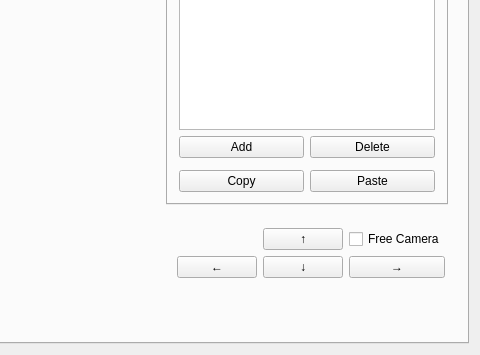
Plaristote/fallout-equestria, file code/editor/ui/mainwindow.ui: the form before one commit; both pictures show x 363 to 843 and y 272 to 627 of the 843 by 627 pixel window.
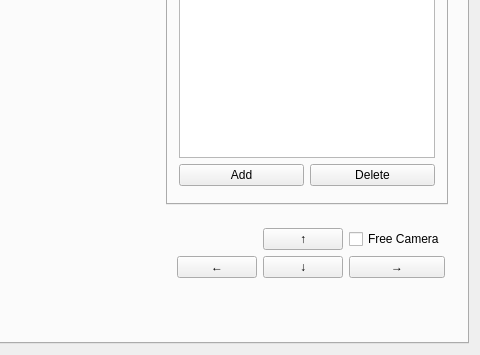
The form after the commit. The open tabs and pages were chosen to show the change. Custom widgets are drawn as their Qt base class.

Commit message: + Improved Copy/Paste feature in Level Designer

```diff
--- a/code/editor/ui/mainwindow.ui
+++ b/code/editor/ui/mainwindow.ui
@@ -7,7 +7,7 @@
     <x>0</x>
     <y>0</y>
     <width>843</width>
-    <height>594</height>
+    <height>600</height>
    </rect>
   </property>
   <property name="windowTitle">
@@ -148,13 +148,6 @@
                  </property>
                 </widget>
                </item>
-               <item row="4" column="0">
-                <widget class="QPushButton" name="copy">
-                 <property name="text">
-                  <string>Copy</string>
-                 </property>
-                </widget>
-               </item>
                <item row="1" column="1">
                 <widget class="QPushButton" name="objectDeleteButton">
                  <property name="text">
@@ -162,6 +155,9 @@
                  </property>
                 </widget>
                </item>
+               <item row="3" column="0" colspan="2">
+                <widget class="WorldObjectWidget" name="worldObjectWidget" native="true"/>
+               </item>
                <item row="0" column="0" colspan="2">
                 <widget class="MapTreeWidget" name="treeWidget">
                  <property name="dragEnabled">
@@ -186,16 +182,6 @@
                  </column>
                 </widget>
                </item>
-               <item row="4" column="1">
-                <widget class="QPushButton" name="paste">
-                 <property name="text">
-                  <string>Paste</string>
-                 </property>
-                </widget>
-               </item>
-               <item row="3" column="0" colspan="2">
-                <widget class="WorldObjectWidget" name="worldObjectWidget" native="true"/>
-               </item>
               </layout>
              </widget>
              <widget class="QWidget" name="terrain">
```
The commit also changes 3 other files.
